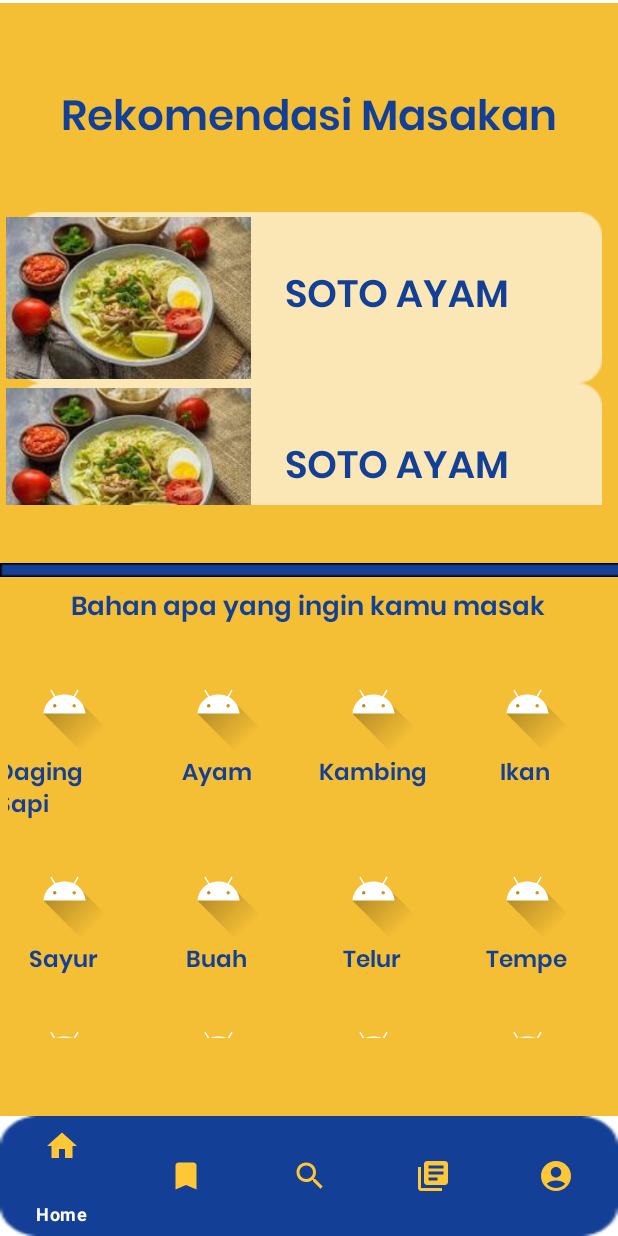
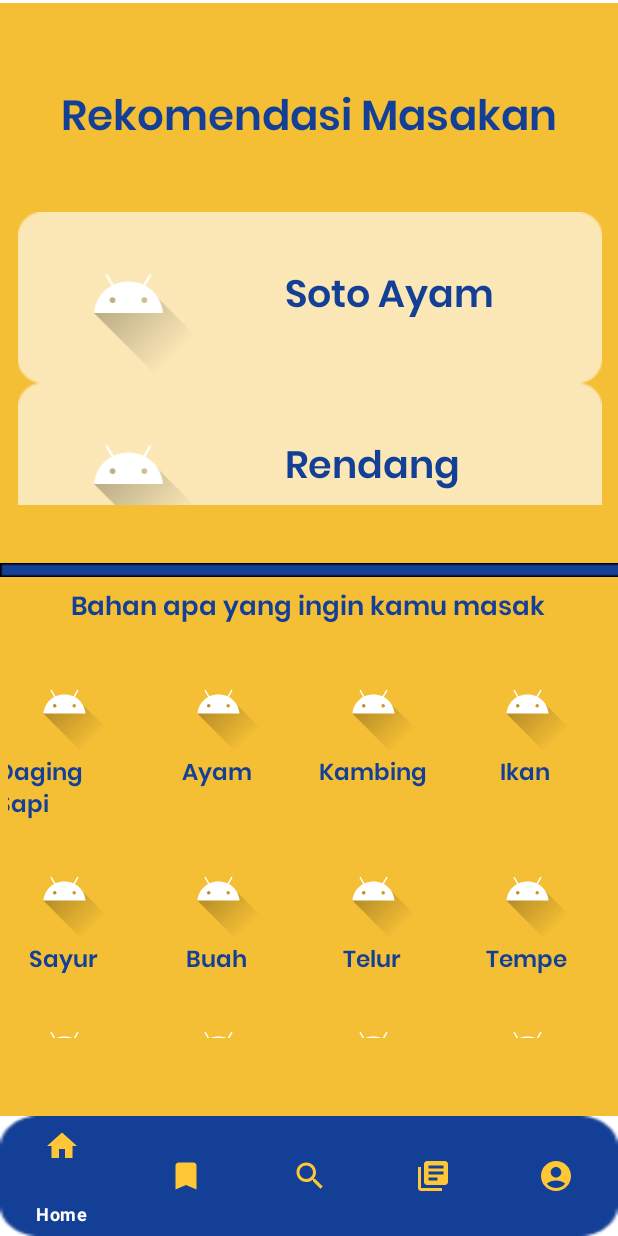
Before and after one commit to katonjr/RecetasDeComidakelompok5, an Android app: the HomeFragment screen opened directly, with no data from a screen before it, on a phone screen of 412 x 824 dp. Run offline under Robolectric (Android 15) with nearby library versions, the phone set to English and light mode, and no system bars; pictures from the network do not load; Roboto replaces fonts that are not available here.

Commit message:
Update lis Rekomendasi Makanan

```diff
--- a/app/src/main/java/com/example/recetasdecomida/AdapterRekomendasi.kt
+++ b/app/src/main/java/com/example/recetasdecomida/AdapterRekomendasi.kt
@@ -1,5 +1,6 @@
 package com.example.recetasdecomida
 
+import android.content.Context
 import android.view.LayoutInflater
 import android.view.View
 import android.view.ViewGroup
@@ -8,8 +9,9 @@ import android.widget.TextView
 import androidx.constraintlayout.widget.ConstraintLayout
 import androidx.fragment.app.FragmentManager
 import androidx.recyclerview.widget.RecyclerView
+import com.bumptech.glide.Glide
 
-class AdapterRekomendasi (val list:List<isiresep>, val fragment: FragmentManager): RecyclerView.Adapter<AdapterRekomendasi.RekomendasiViewHolder>(){
+class AdapterRekomendasi (val list:List<isiresep>, val fragment: FragmentManager,val konteks: Context): RecyclerView.Adapter<AdapterRekomendasi.RekomendasiViewHolder>(){
 
     class RekomendasiViewHolder(baris: View): RecyclerView.ViewHolder(baris){
         val layout = baris.findViewById<ConstraintLayout>(R.id.rekom)
@@ -30,6 +32,10 @@ class AdapterRekomendasi (val list:List<isiresep>, val fragment: FragmentManager
     override fun onBindViewHolder(holder: RekomendasiViewHolder, position: Int) {
         val bind = list[position]
 
+        Glide.with(konteks).load(bind.gambar).placeholder(R.drawable.ic_launcher_foreground).into(holder.gambarmakanan2)
+
+        holder.namamakanan2.text = bind.namaMakanan
+
 
 
         holder.layout.setOnClickListener {
--- a/app/src/main/java/com/example/recetasdecomida/HomeFragment.kt
+++ b/app/src/main/java/com/example/recetasdecomida/HomeFragment.kt
@@ -33,7 +33,7 @@ class HomeFragment : Fragment() {
         recyclerbahan = view.findViewById(R.id.bahanmasakan)
 
         recylerrekomendasi.layoutManager = LinearLayoutManager(requireContext())
-        recylerrekomendasi.adapter = AdapterRekomendasi(listRekomendasi,requireActivity().supportFragmentManager)
+        recylerrekomendasi.adapter = AdapterRekomendasi(listRekomendasi,requireActivity().supportFragmentManager,requireContext())
         recyclerbahan.layoutManager= GridLayoutManager(requireContext(),4)
         recyclerbahan.adapter = AdapterBahan(listBahan,requireContext())
     }
--- a/app/src/main/java/com/example/recetasdecomida/isiresep.kt
+++ b/app/src/main/java/com/example/recetasdecomida/isiresep.kt
@@ -1,6 +1,8 @@
 package com.example.recetasdecomida
 
-data class isiresep(val namaMakanan: String = "Soto Ayam",
+data class isiresep(
+    val gambar: String = "",
+    val namaMakanan: String = "Soto Ayam",
     val deskripsi: String = "Soto Ayam Enak Nikmat",
     val bahan: List<String> = listOf("1/2 ekor ayam kampung, potong dua","Air","garam","daun jeruk dan salam","1 batang serai"
             ),
--- a/app/src/main/java/com/example/recetasdecomida/listLokal.kt
+++ b/app/src/main/java/com/example/recetasdecomida/listLokal.kt
@@ -1,12 +1,20 @@
 package com.example.recetasdecomida
 
 val listRekomendasi: List<isiresep> = listOf(
-    isiresep("https://cdn.idntimes.com/content-images/community/2022/04/resep-rendang-filosofi-rendang-makna-rendang-arti-rendang-rendang-dari-mana-makanan-indonesia-filosofi-9cde86371d7fc78c91ae80a6ffab250e-e0b9344da253b8e653bd42c7df03d6d9.jpg"),
-    isiresep(),
-    isiresep(),
-    isiresep(),
-    isiresep(),
-    isiresep(),
+    isiresep("https://d1vbn70lmn1nqe.cloudfront.net/prod/wp-content/uploads/2023/07/17043644/Praktis-dan-Simpel-Ini-Resep-Soto-Ayam-Lamongan-yang-Menggugah-Selera-.jpg.webp",
+        "Soto Ayam"),
+    isiresep("https://cdn.idntimes.com/content-images/community/2022/04/resep-rendang-filosofi-rendang-makna-rendang-arti-rendang-rendang-dari-mana-makanan-indonesia-filosofi-9cde86371d7fc78c91ae80a6ffab250e-e0b9344da253b8e653bd42c7df03d6d9.jpg",
+    "Rendang"),
+    isiresep("https://upload.wikimedia.org/wikipedia/commons/a/ad/Sate_Ponorogo.jpg",
+    "Sate Ayam"),
+    isiresep("https://awsimages.detik.net.id/community/media/visual/2022/04/20/resep-gurame-bakar-bumbu-kecap-cabe_43.jpeg?w=1200",
+    "Ikan Bakar"),
+    isiresep("https://d1vbn70lmn1nqe.cloudfront.net/prod/wp-content/uploads/2023/07/25041221/ini-resep-kuah-bakso-sap-yang-mudah-dibuat-di-rumah.jpg",
+    "Bakso"),
+    isiresep("https://images.tokopedia.net/img/JFrBQq/2022/8/11/6c37004f-bd32-4af6-aec4-576c14d47fad.jpg",
+    "Opor Ayam"),
+    isiresep("https://cdn-brilio-net.akamaized.net/news/2022/03/09/224600/1686675-resep-sosis-bakar.jpg",
+    "Sosis Bakar"),
 )
 
 val listBahan:List<DataBahan> = listOf(
```
